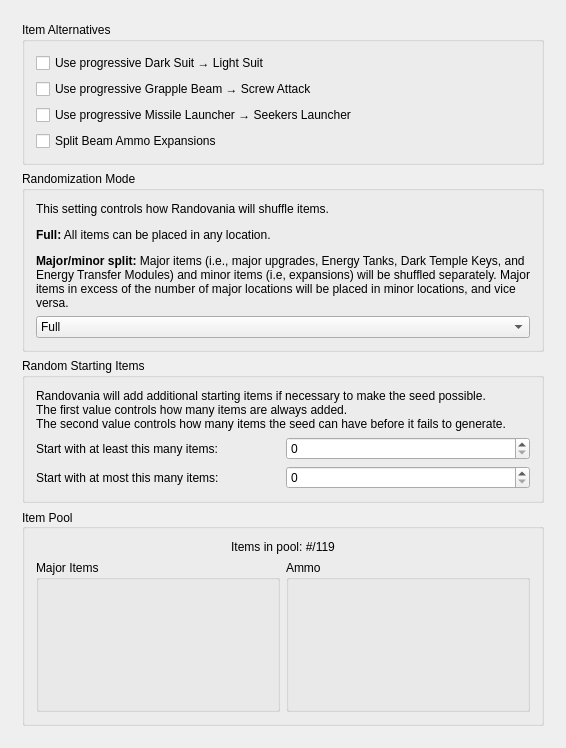
Before: the Qt Designer form randovania/gui/ui_files/main_rules.ui in randovania/randovania, drawn with Qt 5.
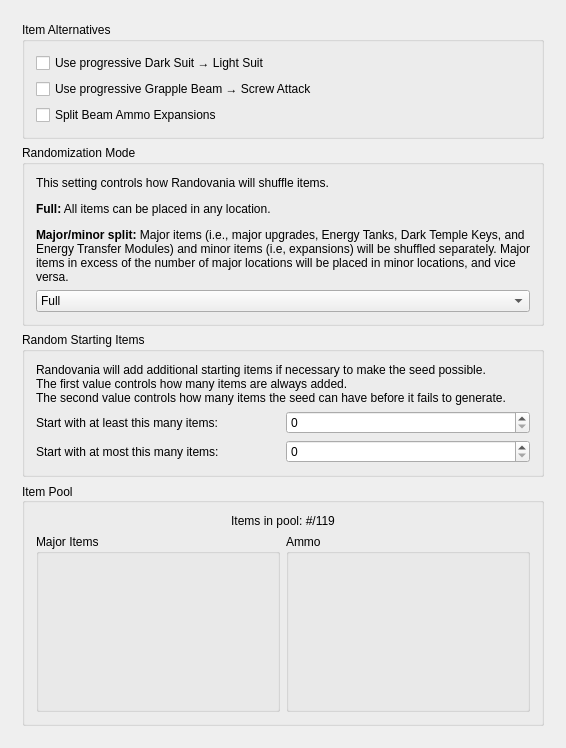
After: the same form once the commit is applied.

Commit message: Remove all remaining references to Progressive Launcher

Patch:
```diff
--- a/randovania/gui/ui_files/main_rules.ui
+++ b/randovania/gui/ui_files/main_rules.ui
@@ -209,13 +209,6 @@
              </property>
             </widget>
            </item>
-           <item>
-            <widget class="QCheckBox" name="progressive_launcher_check">
-             <property name="text">
-              <string>Use progressive Missile Launcher → Seekers Launcher</string>
-             </property>
-            </widget>
-           </item>
            <item>
             <widget class="QCheckBox" name="split_ammo_check">
              <property name="toolTip">
```
The commit also changes 9 other files.
